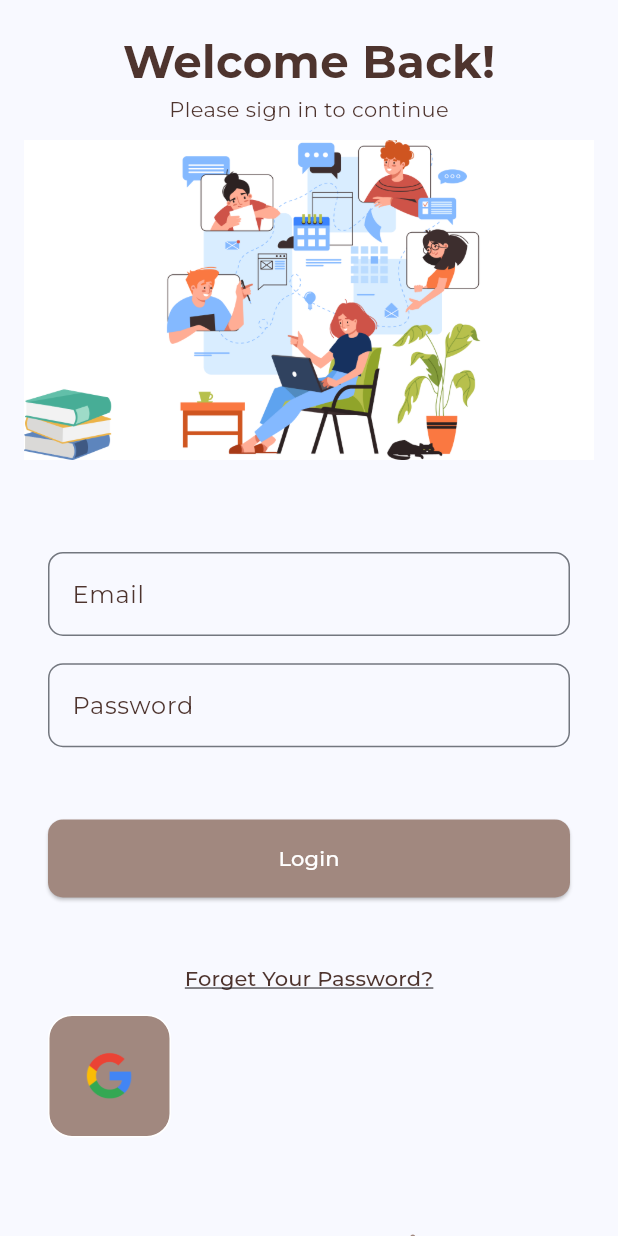
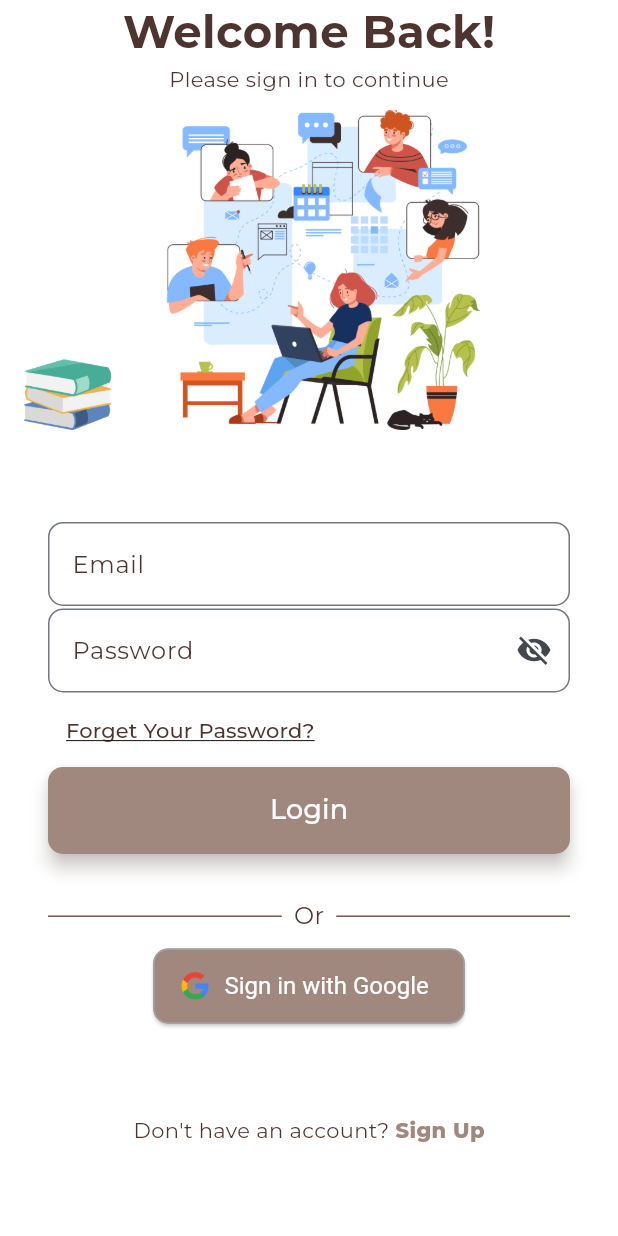
Before and after one commit to chanjunlin/brainSync, a Flutter app: the screen it shows after launch, on a phone screen of 412 x 824 dp. Run offline on Flutter 3.47's test engine with Material 3 defaults, Android fonts, the phone set to English and light mode, and no system bars; our stand-ins replace cloud_firestore, curved_navigation_bar, dash_chat_2, delightful_toast, firebase_auth, firebase_core and 8 more; missing offline and left inert: dart:ffi; accounts and stored records are empty.

Commit message:
editted code to make it neater and nicer ui for chat_tile, CFF, dialog, navbar and squaretile

```diff
--- a/lib/common_widgets/chat_tile.dart
+++ b/lib/common_widgets/chat_tile.dart
@@ -3,7 +3,6 @@ import 'package:flutter/material.dart';
 import '../model/user_profile.dart';
 
 class ChatTile extends StatelessWidget {
-
   final UserProfile userProfile;
   final Function onTap;
 
--- a/lib/common_widgets/custom_form_field.dart
+++ b/lib/common_widgets/custom_form_field.dart
@@ -1,54 +1,69 @@
-import 'package:flutter/cupertino.dart';
 import 'package:flutter/material.dart';
 
-class CustomFormField extends StatelessWidget {
+class CustomFormField extends StatefulWidget {
   final String labelText;
   final String hintText;
   final double height;
   final RegExp validationRegEx;
-  bool obscureText;
   final void Function(String?) onSaved;
+  final bool obscureText;
+  final Widget? suffixIcon; // Added suffixIcon parameter
 
-  CustomFormField({
-    super.key,
+  const CustomFormField({
+    Key? key,
     required this.labelText,
     required this.hintText,
     required this.height,
     required this.validationRegEx,
     required this.onSaved,
     this.obscureText = false,
-  });
+    this.suffixIcon, // Initialize suffixIcon
+  }) : super(key: key);
+
+  @override
+  _CustomFormFieldState createState() => _CustomFormFieldState();
+}
+
+class _CustomFormFieldState extends State<CustomFormField> {
+  bool _obscureText = true;
+
+  @override
+  void initState() {
+    super.initState();
+    _obscureText = widget.obscureText;
+  }
 
   @override
   Widget build(BuildContext context) {
     return SizedBox(
-      height: height,
+      height: widget.height,
       child: TextFormField(
-        obscureText: obscureText,
-        onSaved: onSaved,
+        obscureText: widget.obscureText ? _obscureText : false,
+        onSaved: widget.onSaved,
         validator: (value) {
-          if (value != null && validationRegEx.hasMatch(value)) {
+          if (value != null && widget.validationRegEx.hasMatch(value)) {
             return null;
           } else {
-            return "Enter a valid ${hintText.toLowerCase()}";
+            return "Enter a valid ${widget.hintText.toLowerCase()}";
           }
         },
         cursorColor: Colors.brown[300],
         decoration: InputDecoration(
-          labelText: labelText,
-          hintText: hintText,
+          labelText: widget.labelText,
+          hintText: widget.hintText,
           border: const OutlineInputBorder(
             borderRadius: BorderRadius.all(Radius.circular(10)),
           ),
-          focusedBorder: const OutlineInputBorder(
-            borderRadius: BorderRadius.all(Radius.circular(10)),
+          focusedBorder: OutlineInputBorder(
+            borderRadius: const BorderRadius.all(Radius.circular(10)),
             borderSide: BorderSide(
-              color: Colors.brown, // Set the color to brown when focused
+              color: Colors.brown.shade800,
             ),
           ),
           labelStyle: TextStyle(
             color: Colors.brown[800],
           ),
+          suffixIcon: widget.suffixIcon, // Use suffixIcon
         ),
       ),
     );
--- a/lib/common_widgets/navBar.dart
+++ b/lib/common_widgets/navBar.dart
@@ -63,7 +63,7 @@ class _NavBarState extends State<NavBar> {
           ListTile(
             title: Text("See all users"),
             onTap: () {
-              _navigationService.pushName("/allUsers");
+              _authService.signOut();
             },
           ),
           ListTile(
--- a/lib/common_widgets/square_tile.dart
+++ b/lib/common_widgets/square_tile.dart
@@ -2,28 +2,36 @@ import 'package:flutter/material.dart';
 
 class SquareTile extends StatelessWidget {
   final String imagePath;
-  final Function()? onTap;
+  final void Function() onTap;
+  final String? label; // Add an optional label parameter
 
   const SquareTile({
     super.key,
     required this.imagePath,
     required this.onTap,
+    this.label, // Accept the optional label parameter
   });
 
   @override
   Widget build(BuildContext context) {
-    return GestureDetector(
-      onTap: onTap,
-      child: Container(
-        padding: EdgeInsets.all(20),
-        decoration: BoxDecoration(
-          border: Border.all(color: Colors.white),
-          borderRadius: BorderRadius.circular(16),
-          color: Colors.brown[300],
+    return ElevatedButton.icon(
+      icon: Image.asset(
+        imagePath,
+        width: 24,
+        height: 24,
+      ),
+      label: Text(label ?? ""),
+      onPressed: onTap,
+      style: ElevatedButton.styleFrom(
+        foregroundColor: Colors.white,
+        backgroundColor: Colors.brown[300],
+        minimumSize: const Size(200, 50), // Adjust as needed
+        side: const BorderSide(color: Colors.grey),
+        shape: RoundedRectangleBorder(
+          borderRadius: BorderRadius.circular(10),
         ),
-        child: Image.asset(
-          imagePath,
-          height: 40,
+        textStyle: const TextStyle(
+          fontSize: 16,
         ),
       ),
     );
--- a/lib/main.dart
+++ b/lib/main.dart
@@ -1,7 +1,11 @@
+import 'dart:async';
+
 import 'package:brainsync/services/alert_service.dart';
 import 'package:brainsync/services/auth_service.dart';
 import 'package:brainsync/services/navigation_service.dart';
 import 'package:brainsync/utils.dart';
+import 'package:firebase_auth/firebase_auth.dart';
+import 'package:firebase_core/firebase_core.dart';
 import 'package:flutter/material.dart';
 import 'package:get_it/get_it.dart';
 import 'package:google_fonts/google_fonts.dart';
@@ -20,15 +24,46 @@ Future<void> setup() async {
   await registerServices();
 }
 
-class MyApp extends StatelessWidget {
+class MyApp extends StatefulWidget {
   final GetIt _getIt = GetIt.instance;
 
+  MyApp({super.key}) {}
+
+  @override
+  State<MyApp> createState() => _MyAppState();
+}
+
+class _MyAppState extends State<MyApp> {
+  final GetIt _getIt = GetIt.instance;
+
+  late NavigationService _navigationService;
   late AuthService _authService;
-  late NavigationService _navigationService;
+  late AlertService _alertService;
+  late StreamSubscription<User?> user;
 
-  MyApp({super.key}) {
+  @override
+  void initState() {
+    // TODO: implement initState
+    super.initState();
+    _navigationService = _getIt.get<NavigationService>();
     _authService = _getIt.get<AuthService>();
-    _navigationService = _getIt.get<NavigationService>();
+    _alertService = _getIt.get<AlertService>();
+    user = FirebaseAuth.instance.authStateChanges().listen(
+          (user) {
+        if (user == null) {
+          print("signed out");
+        } else {
+          print(user.displayName);
+          print("signed in");
+        }
+      },
+    );
+  }
+
+  @override
+  void dispose() {
+    user.cancel();
+    super.dispose();
   }
 
   @override
@@ -42,7 +77,7 @@ class MyApp extends StatelessWidget {
         ),
         textTheme: GoogleFonts.montserratTextTheme(),
       ),
-      initialRoute: _authService.user != null ? "/home" : "/login",
+      initialRoute: _authService.currentUser == null ? "/login" : "/home", // Use AuthService instead of FirebaseAuth
       routes: _navigationService.routes,
     );
   }
--- a/lib/pages/Administation/login.dart
+++ b/lib/pages/Administation/login.dart
@@ -27,9 +27,8 @@ class _LoginPageState extends State<LoginPage> {
   Widget build(BuildContext context) {
     return Scaffold(
       resizeToAvoidBottomInset: false,
-      body: _isLoading
-          ? buildLoadingScreen()
-          : buildUI(), // Show loading screen if _isLoading is true
+      backgroundColor: Colors.white, // Set the background color here
+      body: _isLoading ? buildLoadingScreen() : buildUI(), // Show loading screen if _isLoading is true
     );
   }
 
@@ -37,10 +36,7 @@ class _LoginPageState extends State<LoginPage> {
     return SafeArea(
       child: SingleChildScrollView(
         child: Padding(
-          padding: const EdgeInsets.symmetric(
-            horizontal: 16.0,
-            vertical: 20.0,
-          ),
+          padding: const EdgeInsets.symmetric(horizontal: 16.0),
           child: Column(
             children: [
               headerText(),
@@ -85,13 +81,10 @@ class _LoginPageState extends State<LoginPage> {
             ),
           ),
           SizedBox(height: 10),
-          Container(
-            width: double.infinity,
-            child: Image.asset(
-              "assets/img/study.png",
-              alignment: Alignment.topCenter,
-              fit: BoxFit.fitWidth,
-            ),
+          Image.asset(
+            "assets/img/study.png",
+            alignment: Alignment.topCenter,
+            fit: BoxFit.fitWidth,
           ),
         ],
       ),
--- a/lib/pages/form/login_form.dart
+++ b/lib/pages/form/login_form.dart
@@ -11,8 +11,11 @@ class LoginForm extends StatefulWidget {
   final Function(bool) setLoading;
   final Function navigateToHome;
 
-  const LoginForm(
-      {super.key, required this.setLoading, required this.navigateToHome});
+  const LoginForm({
+    super.key,
+    required this.setLoading,
+    required this.navigateToHome,
+  });
 
   @override
   State<LoginForm> createState() => _LoginFormState();
@@ -26,6 +29,7 @@ class _LoginFormState extends State<LoginForm> {
   late AuthService _authService;
 
   String? email, password;
+  bool _obscurePassword = true; // Added to manage password visibility
 
   @override
   void initState() {
@@ -50,7 +54,7 @@ class _LoginFormState extends State<LoginForm> {
               CustomFormField(
                 labelText: "Email",
                 hintText: "Enter a valid email",
-                height: MediaQuery.sizeOf(context).height * 0.09,
+                height: MediaQuery.sizeOf(context).height * 0.07,
                 validationRegEx: EMAIL_VALIDATION_REGEX,
                 onSaved: (value) {
                   setState(() {
@@ -61,8 +65,18 @@ class _LoginFormState extends State<LoginForm> {
               CustomFormField(
                 labelText: "Password",
                 hintText: "Enter a valid password",
-                obscureText: true,
-                height: MediaQuery.sizeOf(context).height * 0.09,
+                obscureText: _obscurePassword, // Use the obscurePassword variable
+                suffixIcon: IconButton(
+                  icon: Icon(
+                    _obscurePassword ? Icons.visibility_off : Icons.visibility,
+                  ),
+                  onPressed: () {
+                    setState(() {
+                      _obscurePassword = !_obscurePassword;
+                    });
+                  },
+                ),
+                height: MediaQuery.sizeOf(context).height * 0.07,
                 validationRegEx: PASSWORD_VALIDATION_REGEX,
                 onSaved: (value) {
                   setState(() {
@@ -70,7 +84,10 @@ class _LoginFormState extends State<LoginForm> {
                   });
                 },
               ),
-              const SizedBox(height: 30),
+              Align(
+                alignment: Alignment.centerLeft,
+                child: forgetPassword(),
+              ),
               SizedBox(
                 width: double.infinity,
                 child: ElevatedButton(
@@ -81,22 +98,30 @@ class _LoginFormState extends State<LoginForm> {
                       borderRadius: BorderRadius.circular(10.0),
                     ),
                     padding: const EdgeInsets.symmetric(vertical: 16),
+                    elevation: 5,
+                    shadowColor: Colors.brown[100],
                   ),
                   onPressed: () async {
                     if (_loginFormKey.currentState?.validate() ?? false) {
                       _loginFormKey.currentState?.save();
                       widget.setLoading(true);
+                      try {
                         bool result = await _authService.login(email!, password!);
-                      widget.setLoading(false);
-
                         if (result) {
                           widget.navigateToHome();
                         } else {
                           _alertService.showToast(
-                          text:
-                              "Invalid email or password! (Check if you have verified your email)",
+                            text: "Invalid email or password!",
                             icon: Icons.error_outline_rounded,
                           );
+                        }
+                      } catch (error) {
+                        _alertService.showToast(
+                          text: "Invalid email or password!",
+                          icon: Icons.error_outline_rounded,
+                        );
+                      } finally {
+                        widget.setLoading(false);
                       }
                     }
                   },
@@ -104,13 +129,41 @@ class _LoginFormState extends State<LoginForm> {
                     "Login",
                     style: TextStyle(
                       color: Colors.white,
+                      fontSize: 18,
                     ),
                   ),
                 ),
               ),
               const SizedBox(height: 30),
-              forgetPassword(),
-              SquareTile(
+              Row(
+                children: [
+                  const Expanded(
+                    child: Divider(
+                      thickness: 1,
+                      color: Colors.brown,
+                    ),
+                  ),
+                  Padding(
+                    padding: const EdgeInsets.symmetric(horizontal: 8.0),
+                    child: Text(
+                      "Or",
+                      style: TextStyle(
+                        fontSize: 16,
+                        color: Colors.brown[800],
+                      ),
+                    ),
+                  ),
+                  const Expanded(
+                    child: Divider(
+                      thickness: 1,
+                      color: Colors.brown,
+                    ),
+                  ),
+                ],
+              ),
+              const SizedBox(height: 10),
+              Center(
+                child: SquareTile(
                   imagePath: "assets/img/google.png",
                   onTap: () async {
                     widget.setLoading(true);
@@ -118,11 +171,16 @@ class _LoginFormState extends State<LoginForm> {
                       await _authService.signInWithGoogle(context);
                       widget.navigateToHome();
                     } catch (error) {
-                    print("Error signing in with Google: $error");
+                      _alertService.showToast(
+                        text: "Error signing in with Google. Please try again.",
+                        icon: Icons.error_outline_rounded,
+                      );
                     } finally {
                       widget.setLoading(false);
                     }
                   },
+                  label: "Sign in with Google",
+                ),
               ),
             ],
           ),
@@ -132,8 +190,7 @@ class _LoginFormState extends State<LoginForm> {
   }
 
   Widget forgetPassword() {
-    return Center(
-      child: TextButton(
+    return TextButton(
       child: Text(
         "Forget Your Password?",
         style: TextStyle(
@@ -149,7 +206,6 @@ class _LoginFormState extends State<LoginForm> {
           ),
         );
       },
-      ),
     );
   }
 }
--- a/lib/pages/home.dart
+++ b/lib/pages/home.dart
@@ -150,10 +150,10 @@ class _HomeState extends State<Home> {
   void loadProfile() async {
     try {
       DocumentSnapshot? userProfile = await _databaseService.fetchCurrentUser();
+      print(userProfile);
       if (userProfile != null && userProfile.exists) {
         setState(() {
-          // userProfilePfp = userProfile.get('pfpURL') ?? PLACEHOLDER_PFP;
-          name = userProfile.get('firstName') ?? 'Name'; // Example field
+          name = userProfile.get('firstName') ?? 'Name';
         });
       } else {
         print('User profile not found');
--- a/lib/services/database_service.dart
+++ b/lib/services/database_service.dart
@@ -50,7 +50,8 @@ class DatabaseService {
 
   Future<DocumentSnapshot?> fetchCurrentUser() async {
     try {
-      String userId = _authService.user!.uid;
+      String userId = _authService.currentUser!.uid;
+      print(userId);
       return await _firebaseFirestore.collection('users').doc(userId).get();
     } catch (e) {
       // _alertService.showToast(text: "Error fetching user profile: $e");
--- a/lib/utils.dart
+++ b/lib/utils.dart
@@ -7,9 +7,7 @@ import 'package:brainsync/services/media_service.dart';
 import 'package:brainsync/services/navigation_service.dart';
 import 'package:brainsync/services/storage_service.dart';
 import 'package:firebase_core/firebase_core.dart';
-import 'package:flutter/cupertino.dart';
 import 'package:get_it/get_it.dart';
-import 'package:shared_preferences/shared_preferences.dart';
 
 Future<void> setUpFireBase() async {
   await Firebase.initializeApp(
@@ -23,7 +21,6 @@ Future<void> registerServices() async {
   getIt.registerSingleton<AuthService>(
     AuthService(),
   );
-
   getIt.registerSingleton<NavigationService>(
     NavigationService(),
   );
--- a/pubspec.yaml
+++ b/pubspec.yaml
@@ -56,6 +56,7 @@ dependencies:
   scrollable_positioned_list: ^0.3.8
   shared_preferences: ^2.2.3
   google_sign_in: ^6.2.1
+  sign_in_with_apple: ^6.1.0
 
 dev_dependencies:
   flutter_test:
@@ -85,6 +86,7 @@ flutter:
     - assets/img/lock1.png
     - assets/img/people.png
     - assets/img/google.png
+    - assets/img/apple.png
 
 
   # An image asset can refer to one or more resolution-specific "variants", see
```
Also changed, not shown: lib/common_widgets/dialog.dart (+23 -19 lines), lib/pages/Modules/all_mods.dart (+21 -13 lines), lib/pages/Posts/post.dart (+102 -106 lines), lib/services/auth_service.dart (+7 -7 lines), assets/img/apple.png (added), pubspec.lock, 6 other files. Lines whose indentation alone changed are shown as unchanged.
